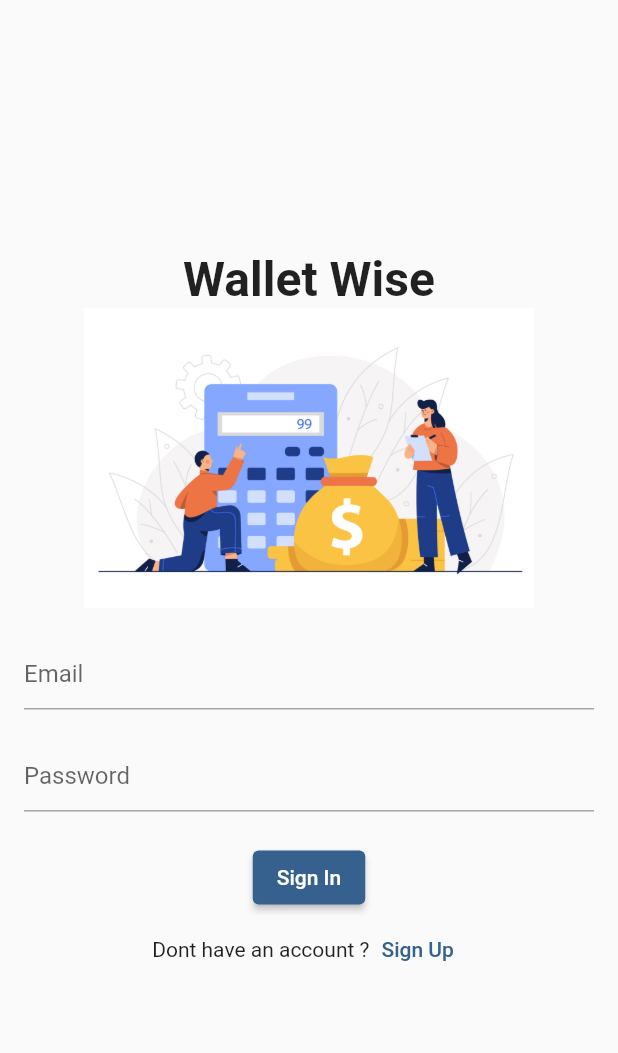
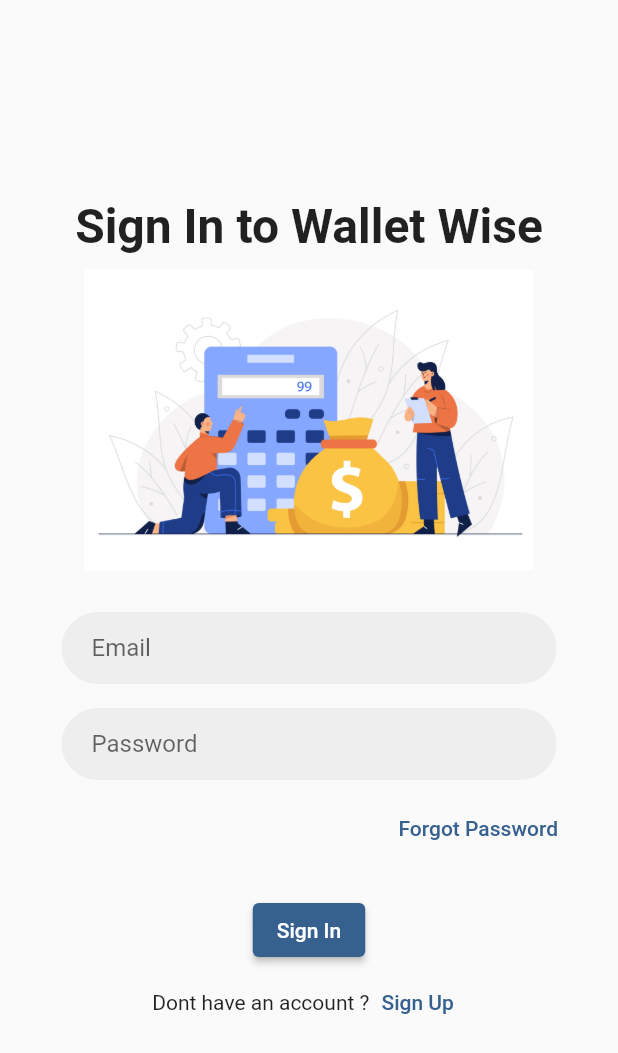
Before and after one commit to zain2127/WalletWise, a Flutter app: the screen it shows after launch, on a phone screen of 412 x 824 dp. Shown: the top 1053 px of the screen. Run offline on Flutter 3.47's test engine with Material 2 defaults, Android fonts, the phone set to English and light mode, and no system bars; our stand-ins replace firebase_auth, firebase_core, fluttertoast; accounts and stored records are empty.

Commit message:
Authentication UI and functionality Completed

```diff
--- a/lib/Utils/Fluttertoast.dart
+++ b/lib/Utils/Fluttertoast.dart
@@ -6,7 +6,7 @@ class Utils{
     Fluttertoast.showToast(
         msg: message,
         toastLength: Toast.LENGTH_SHORT,
-        gravity: ToastGravity.CENTER,
+        gravity: ToastGravity.BOTTOM,
         timeInSecForIosWeb: 1,
         backgroundColor: Colors.green,
         textColor: Colors.white,
@@ -17,7 +17,7 @@ class Utils{
     Fluttertoast.showToast(
         msg: message,
         toastLength: Toast.LENGTH_SHORT,
-        gravity: ToastGravity.CENTER,
+        gravity: ToastGravity.BOTTOM,
         timeInSecForIosWeb: 1,
         backgroundColor: Colors.red,
         textColor: Colors.white,
--- /dev/null
+++ b/lib/Utils/custominputfeild.dart
@@ -0,0 +1,44 @@
+import 'package:flutter/material.dart';
+
+class CustomInput extends StatelessWidget {
+
+  String validate;
+  TextEditingController controller;
+  bool obsecure;
+  final String hinttext;
+  Icon ? icon;
+  TextInputType ? keyboardType;
+  CustomInput({super.key , required this.hinttext , this.icon , required this.controller ,
+    required this.obsecure, required this.validate , this.keyboardType});
+
+  @override
+  Widget build(BuildContext context) {
+    return Padding(
+      padding: const EdgeInsets.symmetric(horizontal: 25.0,vertical: 8),
+      child: TextFormField(
+        obscureText: obsecure,
+        controller: controller,
+        keyboardType: keyboardType,
+        validator: (value){
+          if(controller.text.isEmpty)
+            {
+              return validate;
+            }
+          return null;
+        },
+        decoration: InputDecoration(
+
+          contentPadding: const EdgeInsets.symmetric(horizontal: 20, vertical: 12),
+          hintText: hinttext,
+          suffixIcon: icon,
+          filled: true,
+          fillColor: Colors.grey[200],
+          border: OutlineInputBorder(
+            borderSide: BorderSide.none,
+            borderRadius: BorderRadius.circular(30.0),
+          ),
+        ),
+      ),
+    );
+  }
+}
--- a/lib/Views/AuthenticationScreens/SignInScreen.dart
+++ b/lib/Views/AuthenticationScreens/SignInScreen.dart
@@ -1,7 +1,8 @@
 import 'package:flutter/material.dart';
 import 'package:walletwise/Controlller/AuthenticationController.dart';
+import 'package:walletwise/Utils/custominputfeild.dart';
 import 'package:walletwise/Views/AuthenticationScreens/SignUpScreen.dart';
-
+import 'package:walletwise/Views/AuthenticationScreens/ForgotPasswordScreen.dart';
 class SignInScreen extends StatefulWidget {
   const SignInScreen({super.key});
 
@@ -12,53 +13,58 @@ class SignInScreen extends StatefulWidget {
 class _SignInScreenState extends State<SignInScreen> {
   final emailController = TextEditingController();
   final passwordController = TextEditingController();
+  final _formkey = GlobalKey<FormState>();
   @override
   Widget build(BuildContext context) {
     return Scaffold(
       body: Center(
         child: Padding(
           padding: const EdgeInsets.symmetric(horizontal:16.0),
+          child: Form(
+            key: _formkey,
             child: Column(
               mainAxisAlignment: MainAxisAlignment.center,
               children: [
                 const Text(
-                "Wallet Wise",
+                  "Sign In to Wallet Wise",
                   style: TextStyle(
                     fontSize: 32,
                     fontWeight: FontWeight.bold,
                   ),
                 ),
+                const SizedBox(height: 10,),
                 Image.asset('assets/signin.jpg' ,height: 200,),
                 const SizedBox(height: 20),
-               TextField(
-                controller: emailController,
-                decoration: const InputDecoration(
-                  hintText: "Email",
-                ),
-              ),
-              const SizedBox(height: 20),
-               TextField(
-                controller: passwordController,
-                decoration: const InputDecoration(
-                  hintText: "Password",
-                ),
+                 CustomInput(hinttext: 'Email', controller: emailController, obsecure: false, validate: 'Enter Email',keyboardType: TextInputType.emailAddress,),
+                 CustomInput(hinttext: 'Password', controller: passwordController, obsecure: true, validate: 'Enter Password',keyboardType: TextInputType.visiblePassword,),
+                Padding(
+                  padding: const EdgeInsets.only(right:16.0),
+                  child: Align(
+                    alignment: Alignment.bottomRight,
+                    child: TextButton(onPressed: (){Navigator.push(context, MaterialPageRoute(builder: (context) => const ForgotPasswordScreen()));}, child: const Text('Forgot Password'))),
                 ),
                 const SizedBox(height: 20),
                 ElevatedButton(
                   child: const Text("Sign In"),
-                onPressed: () {AuthController().signIn(emailController.text, passwordController.text, context);},
+                  onPressed: () {
+                    if((_formkey.currentState!.validate()))
+                      {
+                        AuthController().signIn(emailController.text, passwordController.text, context);
+                      }
+                  },
                 ),
                 Row(
                   mainAxisAlignment: MainAxisAlignment.center,
                   children: [
-                  Text('Dont have an account ?'),
-                  TextButton(onPressed: (){Navigator.push(context, MaterialPageRoute(builder: (context) => SignUpScreen()));}, child: Text('Sign Up'))
+                    const Text('Dont have an account ?'),
+                    TextButton(onPressed: (){Navigator.push(context, MaterialPageRoute(builder: (context) => const SignUpScreen()));}, child: const Text('Sign Up'))
                   ],
                 )
               ],
             ),
           ),
         ),
+      ),
     );
   }
 }
--- a/lib/Views/DashboardScreens/DashboardScreen.dart
+++ b/lib/Views/DashboardScreens/DashboardScreen.dart
@@ -1,4 +1,5 @@
 import 'package:flutter/material.dart';
+import 'package:walletwise/Controlller/AuthenticationController.dart';
 
 class DashboardScreen extends StatefulWidget {
   const DashboardScreen({super.key});
@@ -11,7 +12,7 @@ class _DashboardScreenState extends State<DashboardScreen> {
   @override
   Widget build(BuildContext context) {
     return Scaffold(
-      appBar: AppBar(title: Text('Dashboard Screen'),),
+      appBar: AppBar(title: Text('Dashboard Screen'), actions: [IconButton(onPressed: (){AuthController().signOut(context);}, icon: Icon(Icons.logout))],),
     );
   }
 }
--- a/lib/main.dart
+++ b/lib/main.dart
@@ -17,6 +17,7 @@ class MyApp extends StatelessWidget {
   Widget build(BuildContext context) {
     return MaterialApp(
       title: 'Flutter Demo',
+      debugShowCheckedModeBanner: false,
       theme: ThemeData(
         colorScheme: ColorScheme.fromSeed(seedColor: Colors.blue),
       ),
```
Also changed, not shown: lib/Views/AuthenticationScreens/ForgotPasswordScreen.dart (+40 -1 lines), lib/Views/AuthenticationScreens/SignUpScreen.dart (+24 -15 lines). Lines whose indentation alone changed are shown as unchanged.
